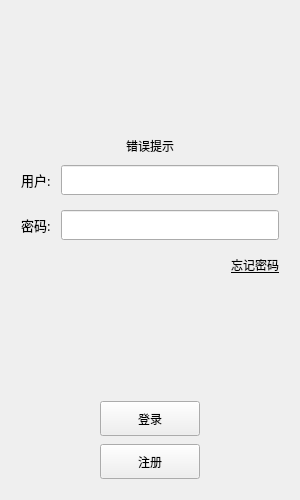
Littledoveqwq/xhs_DBMS, file xhs_DBMS/dialog/logindialog.ui: the form before one commit.
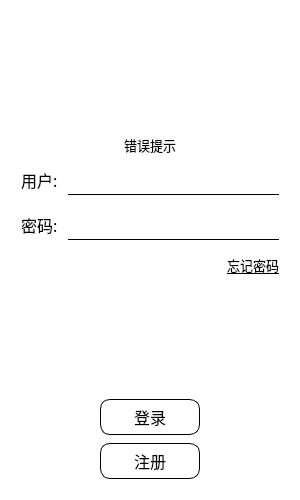
The form after the commit. Icons and pictures are not drawn.

```diff
--- a/xhs_DBMS/dialog/logindialog.ui
+++ b/xhs_DBMS/dialog/logindialog.ui
@@ -32,7 +32,12 @@
 }
 #err_tip[state='err'] {
     color: red;
-}</string>
+}
+
+QWidget {
+    background-color: white;
+}
+</string>
   </property>
   <layout class="QVBoxLayout" name="verticalLayout_3">
    <item>
@@ -92,6 +97,14 @@
      </item>
      <item>
       <widget class="QLabel" name="err_tip">
+       <property name="font">
+        <font>
+         <family>幼圆</family>
+         <pointsize>10</pointsize>
+         <italic>false</italic>
+         <bold>false</bold>
+        </font>
+       </property>
        <property name="styleSheet">
         <string notr="true">font: 10pt &quot;黑体&quot;;</string>
        </property>
@@ -136,8 +149,8 @@
          </property>
          <property name="font">
           <font>
-           <family>Microsoft YaHei</family>
-           <pointsize>10</pointsize>
+           <family>幼圆</family>
+           <pointsize>12</pointsize>
            <bold>false</bold>
           </font>
          </property>
@@ -166,6 +179,13 @@
            <pointsize>11</pointsize>
           </font>
          </property>
+         <property name="styleSheet">
+          <string notr="true">QLineEdit {
+    border: none; /* 移除默认边框 */
+    border-bottom: 1px solid black; /* 底部边框为黑色直线 */
+}
+</string>
+         </property>
         </widget>
        </item>
       </layout>
@@ -203,8 +223,9 @@
          </property>
          <property name="font">
           <font>
-           <family>Microsoft YaHei</family>
-           <pointsize>10</pointsize>
+           <family>幼圆</family>
+           <pointsize>12</pointsize>
+           <bold>false</bold>
           </font>
          </property>
          <property name="text">
@@ -228,9 +249,16 @@
          </property>
          <property name="font">
           <font>
-           <pointsize>7</pointsize>
+           <pointsize>11</pointsize>
           </font>
          </property>
+         <property name="styleSheet">
+          <string notr="true">QLineEdit {
+    border: none; /* 移除默认边框 */
+    border-bottom: 1px solid black; /* 底部边框为黑色直线 */
+}
+</string>
+         </property>
         </widget>
        </item>
       </layout>
@@ -266,8 +294,8 @@
         <widget class="QPushButton" name="btn_forget">
          <property name="font">
           <font>
-           <family>Microsoft YaHei</family>
-           <pointsize>9</pointsize>
+           <family>幼圆</family>
+           <pointsize>10</pointsize>
            <underline>true</underline>
           </font>
          </property>
@@ -320,6 +348,25 @@
            <height>35</height>
           </size>
          </property>
+         <property name="font">
+          <font>
+           <family>幼圆</family>
+           <pointsize>12</pointsize>
+          </font>
+         </property>
+         <property name="styleSheet">
+          <string notr="true">QPushButton {
+    border-radius: 10px; /* 圆角半径 */
+    padding: 5px 10px; /* 按钮内边距 */
+    background-color: #ffffff; /* 背景颜色 */
+    border: 1px solid ; /* 边框样式 */
+   
+}
+
+QPushButton:hover {
+    background-color: #f1f1f1; /* 鼠标悬停时的背景颜色 */
+}</string>
+         </property>
          <property name="text">
           <string>登录</string>
          </property>
@@ -379,6 +426,24 @@
            <height>35</height>
           </size>
          </property>
+         <property name="font">
+          <font>
+           <family>幼圆</family>
+           <pointsize>12</pointsize>
+          </font>
+         </property>
+         <property name="styleSheet">
+          <string notr="true">QPushButton {
+    border-radius: 10px; /* 圆角半径 */
+    padding: 5px 10px; /* 按钮内边距 */
+    background-color: #ffffff; /* 背景颜色 */
+    border: 1px solid ; /* 边框样式 */
+}
+
+QPushButton:hover {
+    background-color: #f1f1f1; /* 鼠标悬停时的背景颜色 */
+}</string>
+         </property>
          <property name="text">
           <string>注册</string>
          </property>
```
Left out of the diff: 2 changed lines with no effect on the pictures.
